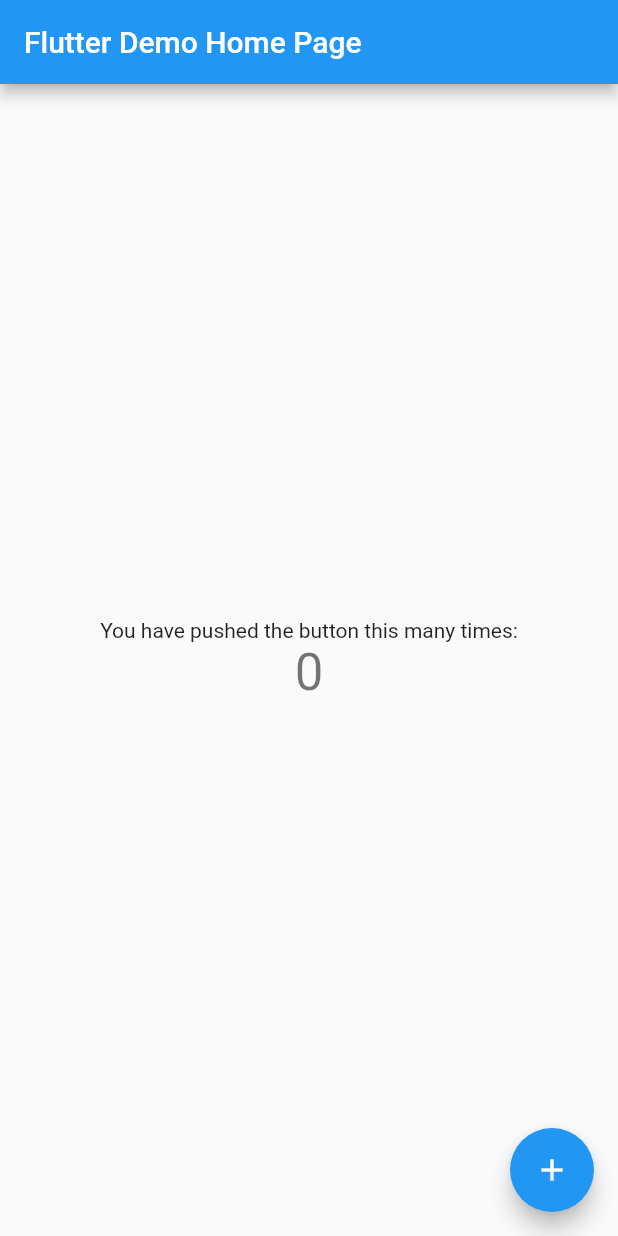
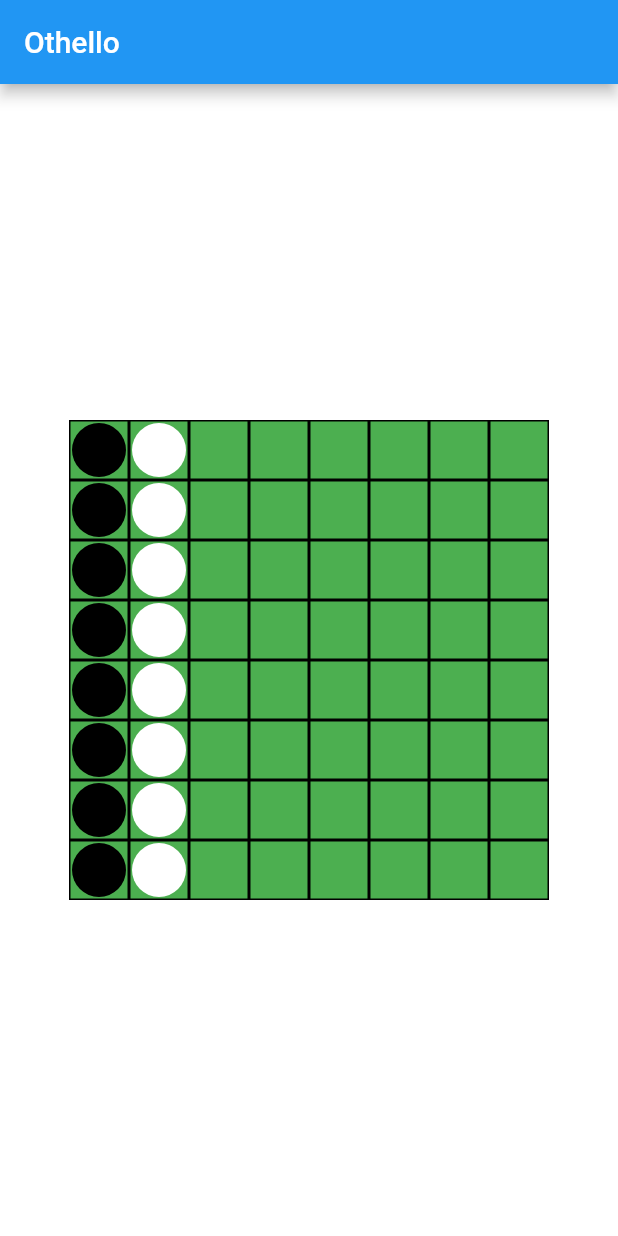
Before and after one commit to nicky-t/othello, a Flutter app: the screen it shows after launch, on a phone screen of 412 x 824 dp. Run offline on Flutter 3.47's test engine with Material 2 defaults, Android fonts, the phone set to English and light mode, and no system bars.

Commit message:
オセロ盤＆石追加

```diff
--- /dev/null
+++ b/lib/draw.dart
@@ -0,0 +1,32 @@
+import 'package:flutter/material.dart';
+import 'package:othello/stone.dart';
+
+Widget drawOneLine(){
+  return Center(
+    child: Row(children: <Widget>[
+      NewWidget(contents: BlStone(),),
+      NewWidget(contents: WhStone(),),
+      NewWidget(),
+      NewWidget(),
+      NewWidget(),
+      NewWidget(),
+      NewWidget(),
+      NewWidget(),
+    ]),
+  );
+}
+
+class NewWidget extends StatelessWidget {
+  NewWidget({this.contents});
+  final contents;
+  @override
+  Widget build(BuildContext context) {
+    return Expanded(
+      child: Container(
+        margin: EdgeInsets.all(1.0),
+        color: Colors.green,
+        child: contents,
+      ),
+    );
+  }
+}
--- /dev/null
+++ b/lib/input_page.dart
@@ -0,0 +1,43 @@
+import 'package:flutter/material.dart';
+import 'draw.dart';
+
+class OthelloPage extends StatefulWidget {
+  @override
+  _OthelloPageState createState() => _OthelloPageState();
+}
+
+class _OthelloPageState extends State<OthelloPage> {
+  @override
+  Widget build(BuildContext context) {
+
+    return Center(
+      child: Container(
+      margin: const EdgeInsets.all(10.0),
+      color: Colors.black,
+      width: 320,
+      height: 320,
+      child: Column(children: <Widget>[
+        // Containerは不要？？
+        Cline(),
+        Cline(),
+        Cline(),
+        Cline(),
+        Cline(),
+        Cline(),
+        Cline(),
+        Cline(),
+      ]),
+    ),
+    );
+  }
+}
+
+class Cline extends StatelessWidget {
+
+  @override
+  Widget build(BuildContext context) {
+    return Expanded(child: Container(
+        child: drawOneLine()
+    ),);
+  }
+  }
--- a/lib/main.dart
+++ b/lib/main.dart
@@ -1,69 +1,18 @@
 import 'package:flutter/material.dart';
+import 'package:othello/stone.dart';
+import 'input_page.dart';
 
 void main() {
-  runApp(MyApp());
+  return runApp(
+    MaterialApp(
+      home: Scaffold(
+        backgroundColor: Colors.white,
+        appBar: AppBar(
+          title: Text('Othello'),
+          backgroundColor: Colors.blue,
+        ),
+        body: OthelloPage(),
+      ),
+    ),
+  );
 }
-
-class MyApp extends StatelessWidget {
-
-  @override
-  Widget build(BuildContext context) {
-    return MaterialApp(
-      title: 'Flutter Demo',
-      theme: ThemeData(
-
-        primarySwatch: Colors.blue,
-      ),
-      home: MyHomePage(title: 'Flutter Demo Home Page'),
-    );
-  }
-}
-
-class MyHomePage extends StatefulWidget {
-  MyHomePage({Key key, this.title}) : super(key: key);
-
-  final String title;
-
-  @override
-  _MyHomePageState createState() => _MyHomePageState();
-}
-
-class _MyHomePageState extends State<MyHomePage> {
-  int _counter = 0;
-
-  void _incrementCounter() {
-    setState(() {
-
-      _counter++;
-    });
-  }
-
-  @override
-  Widget build(BuildContext context) {
-
-    return Scaffold(
-      appBar: AppBar(
-        title: Text(widget.title),
-      ),
-      body: Center(
-        child: Column(
-          mainAxisAlignment: MainAxisAlignment.center,
-          children: <Widget>[
-            Text(
-              'You have pushed the button this many times:',
-            ),
-            Text(
-              '$_counter',
-              style: Theme.of(context).textTheme.headline4,
-            ),
-          ],
-        ),
-      ),
-      floatingActionButton: FloatingActionButton(
-        onPressed: _incrementCounter,
-        tooltip: 'Increment',
-        child: Icon(Icons.add),
-      ), // This trailing comma makes auto-formatting nicer for build methods.
-    );
-  }
-}
--- /dev/null
+++ b/lib/stone.dart
@@ -0,0 +1,33 @@
+import 'package:flutter/material.dart';
+
+class BlStone extends StatelessWidget {
+
+  @override
+  Widget build(BuildContext context) {
+    return Center(
+      child: Container(
+        margin: EdgeInsets.all(1.0),
+        decoration: BoxDecoration(
+          borderRadius: BorderRadius.circular(20.0),
+          color: Colors.black,
+        ),
+      ),
+    );
+  }
+}
+
+class WhStone extends StatelessWidget {
+
+  @override
+  Widget build(BuildContext context) {
+    return Center(
+      child: Container(
+        margin: EdgeInsets.all(1.0),
+        decoration: BoxDecoration(
+          borderRadius: BorderRadius.circular(20.0),
+          color: Colors.white,
+        ),
+      ),
+    );
+  }
+}
```
